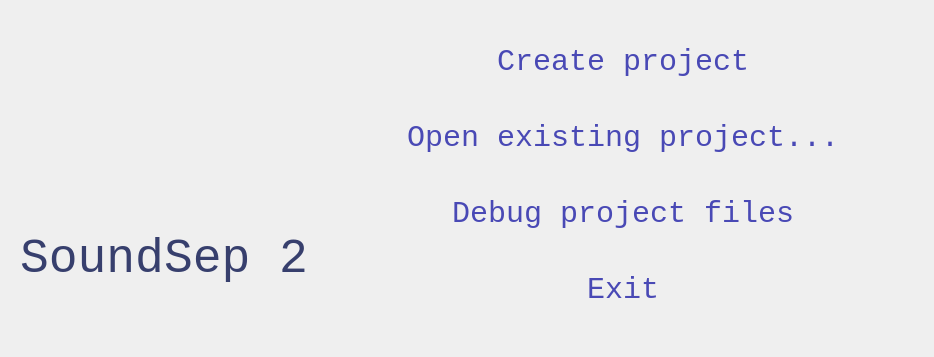
Before: the Qt Designer form soundsep/ui/splash.ui in theunissenlab/soundsep2, drawn with Qt 5.
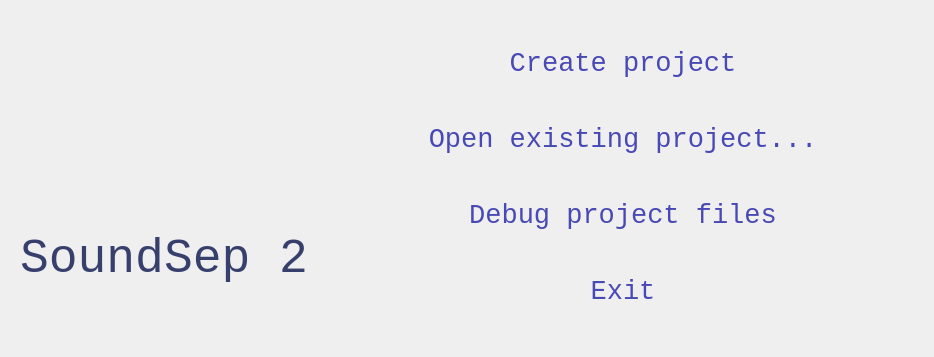
After: the same form once the commit is applied. Icons and pictures are not drawn.

Commit message: Fix font size -1 on splash screen (was using px instead of pt in stylesheet)

The edit to the form file:
```diff
--- a/soundsep/ui/splash.ui
+++ b/soundsep/ui/splash.ui
@@ -112,13 +112,15 @@
             <property name="font">
              <font>
               <family>Courier New</family>
-              <pointsize>-1</pointsize>
+              <pointsize>20</pointsize>
+              <weight>50</weight>
+              <bold>false</bold>
              </font>
             </property>
             <property name="styleSheet">
              <string notr="true">QPushButton {
     color: rgb(73, 73, 181);
-    font-size: 30px;
+    font-size: 20pt;
     padding: 10px;
     border: 0;
 }
@@ -139,13 +141,15 @@
             <property name="font">
              <font>
               <family>Courier New</family>
-              <pointsize>-1</pointsize>
+              <pointsize>20</pointsize>
+              <weight>50</weight>
+              <bold>false</bold>
              </font>
             </property>
             <property name="styleSheet">
              <string notr="true">QPushButton {
     color: rgb(73, 73, 181);
-    font-size: 30px;
+    font-size: 20pt;
     padding: 10px;
     border: 0;
 }
@@ -166,13 +170,15 @@
             <property name="font">
              <font>
               <family>Courier New</family>
-              <pointsize>-1</pointsize>
+              <pointsize>20</pointsize>
+              <weight>50</weight>
+              <bold>false</bold>
              </font>
             </property>
             <property name="styleSheet">
              <string notr="true">QPushButton {
     color: rgb(73, 73, 181);
-    font-size: 30px;
+    font-size: 20pt;
     padding: 10px;
     border: 0;
 }
@@ -193,13 +199,15 @@
             <property name="font">
              <font>
               <family>Courier New</family>
-              <pointsize>-1</pointsize>
+              <pointsize>20</pointsize>
+              <weight>50</weight>
+              <bold>false</bold>
              </font>
             </property>
             <property name="styleSheet">
              <string notr="true">QPushButton {
     color: rgb(73, 73, 181);
-    font-size: 30px;
+    font-size: 20pt;
     padding: 10px;
     border: 0;
 }
```
The commit also changes 2 other files.
